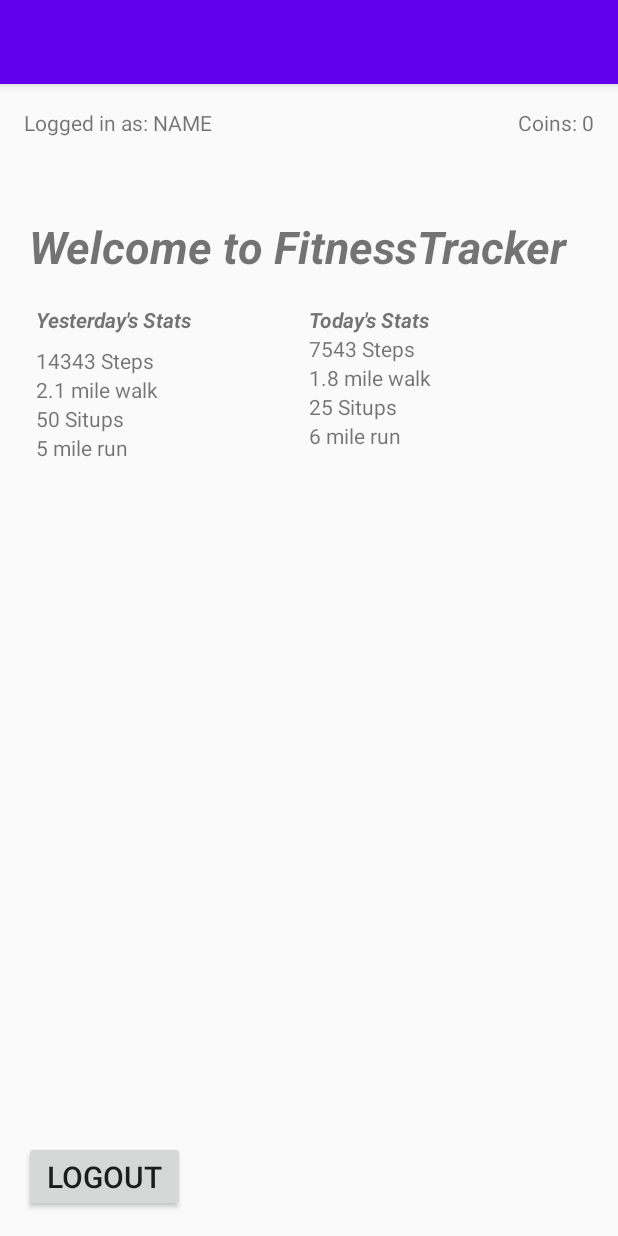
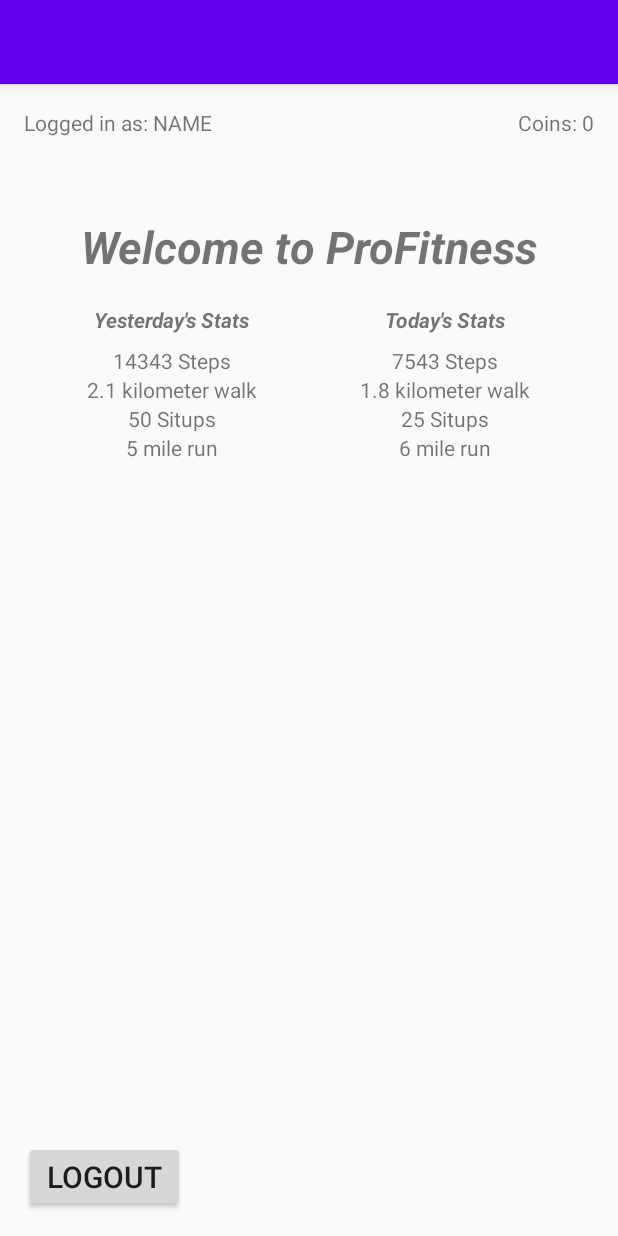
Before and after one commit to willmb98/Fitness, an Android app: the layout app_bar_nav_draw.xml on its own in the app's theme, with its tools: preview values and no code run, on a phone screen of 412 x 824 dp. Run offline under Robolectric (Android 15) with nearby library versions, the phone set to English and light mode, and no system bars.

Commit message:
made language more consistent, eg making sure it was all in km, no mixing of km and miles

```diff
--- a/app/src/main/res/layout/content_nav_draw.xml
+++ b/app/src/main/res/layout/content_nav_draw.xml
@@ -11,8 +11,11 @@
         android:layout_width="match_parent"
         android:layout_height="match_parent"
         app:defaultNavHost="true"
+        app:layout_constraintEnd_toEndOf="parent"
+        app:layout_constraintHorizontal_bias="0.0"
         app:layout_constraintLeft_toLeftOf="parent"
         app:layout_constraintRight_toRightOf="parent"
+        app:layout_constraintStart_toStartOf="parent"
         app:layout_constraintTop_toTopOf="parent"
         app:navGraph="@navigation/mobile_navigation" />
 </androidx.constraintlayout.widget.ConstraintLayout>
--- a/app/src/main/res/layout/fragment_main_page.xml
+++ b/app/src/main/res/layout/fragment_main_page.xml
@@ -23,7 +23,8 @@
         android:layout_width="372dp"
         android:layout_height="43dp"
         android:layout_marginTop="88dp"
-        android:text="Welcome to FitnessTracker"
+        android:gravity="center_horizontal"
+        android:text="Welcome to ProFitness"
         android:textSize="30dp"
         android:textStyle="bold|italic"
         app:layout_constraintEnd_toEndOf="parent"
@@ -72,6 +73,7 @@
             android:layout_width="match_parent"
             android:layout_height="match_parent"
             android:layout_weight="1"
+            android:gravity="center_horizontal"
             android:orientation="vertical">
 
             <TextView
@@ -92,7 +94,7 @@
                 android:id="@+id/nameView13"
                 android:layout_width="wrap_content"
                 android:layout_height="wrap_content"
-                android:text="2.1 mile walk" />
+                android:text="2.1 kilometer walk" />
 
             <TextView
                 android:id="@+id/nameView14"
@@ -111,12 +113,14 @@
             android:layout_width="match_parent"
             android:layout_height="match_parent"
             android:layout_weight="1"
+            android:gravity="center_horizontal"
             android:orientation="vertical">
 
             <TextView
                 android:id="@+id/nameView18"
                 android:layout_width="wrap_content"
                 android:layout_height="wrap_content"
+                android:layout_marginBottom="8dp"
                 android:text="Today's Stats"
                 android:textStyle="bold|italic" />
 
@@ -130,7 +134,7 @@
                 android:id="@+id/nameView20"
                 android:layout_width="wrap_content"
                 android:layout_height="wrap_content"
-                android:text="1.8 mile walk" />
+                android:text="1.8 kilometer walk" />
 
             <TextView
                 android:id="@+id/nameView16"
```
